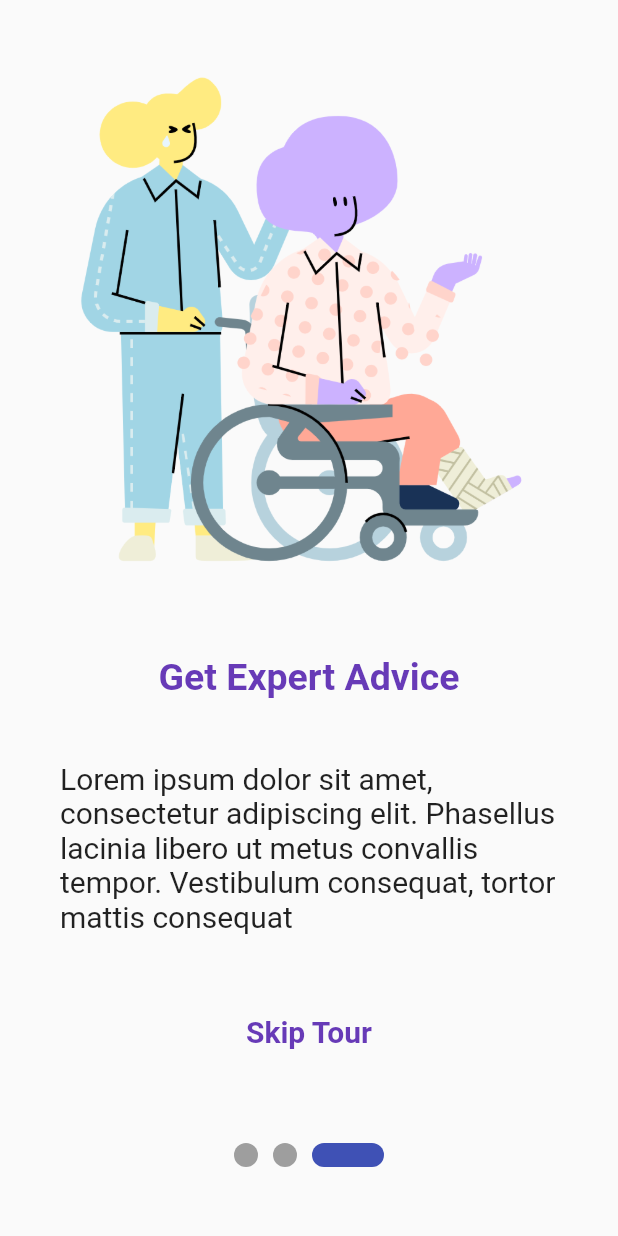
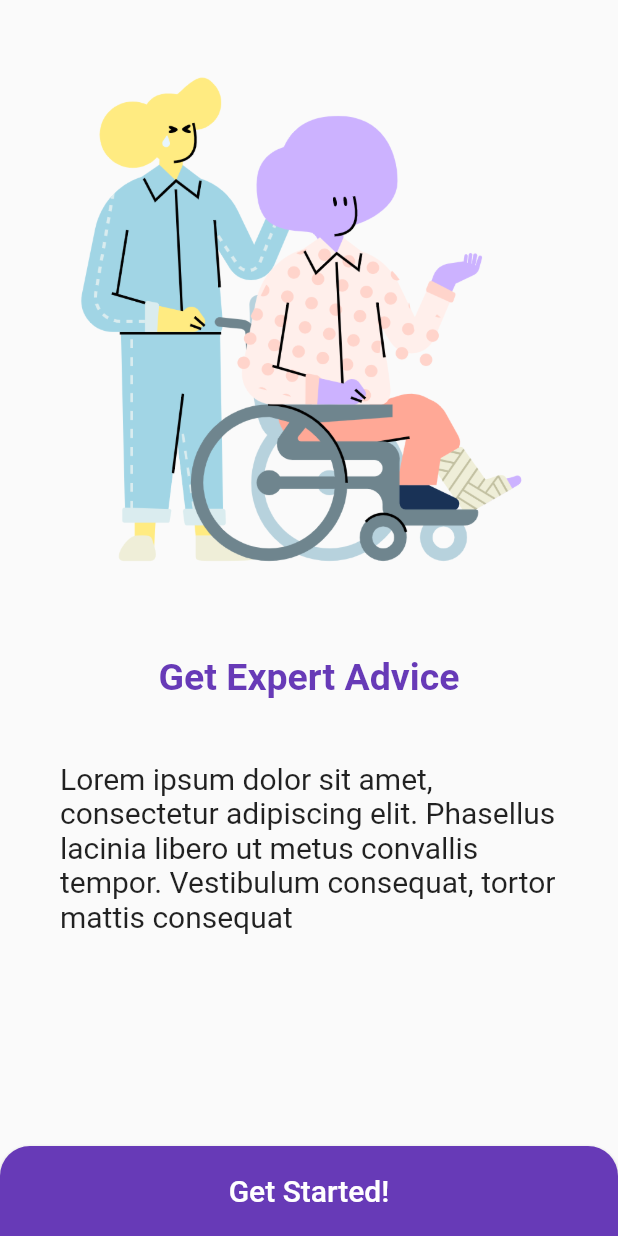
Before and after one commit to nishantnz/Byteverse_Coding_Dalals, a Flutter app: the OnBoarding screen opened directly, after a tap on "Skip Tour", on a phone screen of 412 x 824 dp. Run offline on Flutter 3.47's test engine with Material 2 defaults, Android fonts, the phone set to English and light mode, and no system bars; drawn by our look-alikes of smooth_page_indicator; Roboto replaces fonts that are missing (Poppins).

Commit message:
adding get started button on last page

```diff
--- a/lib/Screens/on_boardingpage.dart
+++ b/lib/Screens/on_boardingpage.dart
@@ -1,19 +1,22 @@
 import 'package:flutter/material.dart';
 import 'package:flutter/src/widgets/framework.dart';
 import 'package:flutter/src/widgets/placeholder.dart';
+import 'package:health_ai/utils/routes.dart';
 import 'package:health_ai/widgets/onboardingUi.dart';
 import 'package:smooth_page_indicator/smooth_page_indicator.dart';
 
-class OnBoarding extends StatelessWidget {
+class OnBoarding extends StatefulWidget {
   OnBoarding({super.key});
 
+  @override
+  State<OnBoarding> createState() => _OnBoardingState();
+}
+
+class _OnBoardingState extends State<OnBoarding> {
   final PageController _controller = PageController();
+  bool isLastPage = false;
 
   // Future controller() async {
-  //   await _controller.animateToPage(1,
-  //       duration: const Duration(milliseconds: 500), curve: Curves.easeInOut);
-  // }
-
   void dispose() {
     _controller.dispose();
   }
@@ -27,6 +30,17 @@ class OnBoarding extends StatelessWidget {
         body: Container(
           padding: const EdgeInsets.all(20),
           child: PageView(
+            onPageChanged: (index) {
+              if (index == 2) {
+                setState(() {
+                  isLastPage = true;
+                });
+              } else {
+                setState(() {
+                  isLastPage = false;
+                });
+              }
+            },
             controller: _controller,
             children: [
               Container(
@@ -56,8 +70,29 @@ class OnBoarding extends StatelessWidget {
             ],
           ),
         ),
-        bottomSheet: Container(
-          padding: const EdgeInsets.symmetric(horizontal: 30),
+        bottomSheet: isLastPage
+            ? ElevatedButton(
+                style: ElevatedButton.styleFrom(
+                  backgroundColor: Colors.deepPurple,
+                  minimumSize: const Size(double.infinity, 60),
+                  shape: const RoundedRectangleBorder(
+                    borderRadius: BorderRadius.only(
+                      topLeft: Radius.circular(20),
+                      topRight: Radius.circular(20),
+                    ),
+                  ),
+                ),
+                onPressed: () {
+                  Navigator.pushNamed(context, MyRoutes.doctorOrPatient);
+                },
+                child: Text(
+                  "Get Started!",
+                  style: TextStyle(fontSize: 20),
+                ),
+              )
+            : Container(
+                padding:
+                    const EdgeInsets.symmetric(horizontal: 30, vertical: 20),
                 height: 160,
                 child: Column(
                   children: [
@@ -65,11 +100,14 @@ class OnBoarding extends StatelessWidget {
                       onPressed: () => _controller.animateToPage(2,
                           duration: const Duration(milliseconds: 350),
                           curve: Curves.easeInOut),
-                child: const Text("Skip Tour",
+                      child: const Text(
+                        "Skip Tour",
                         style: TextStyle(
                           fontSize: 20,
                           fontWeight: FontWeight.bold,
-                        color: Colors.deepPurple)),
+                          color: Colors.deepPurple,
+                        ),
+                      ),
                     ),
                     const SizedBox(height: 50),
                     Center(
```
Lines whose indentation alone changed are shown as unchanged.
